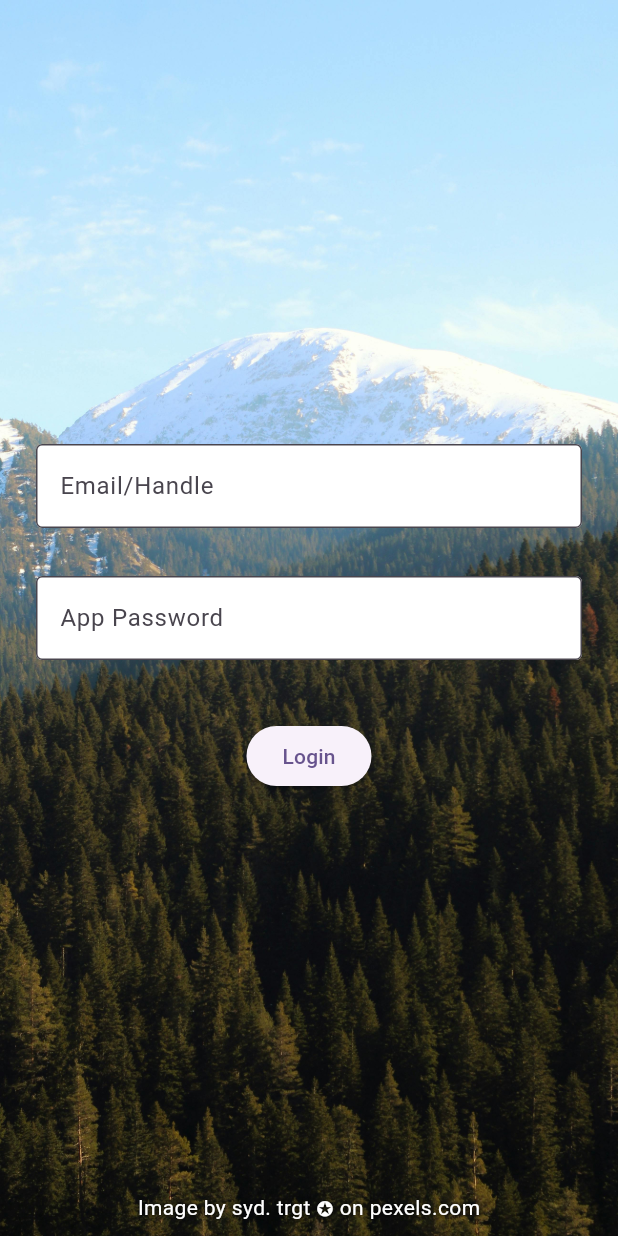
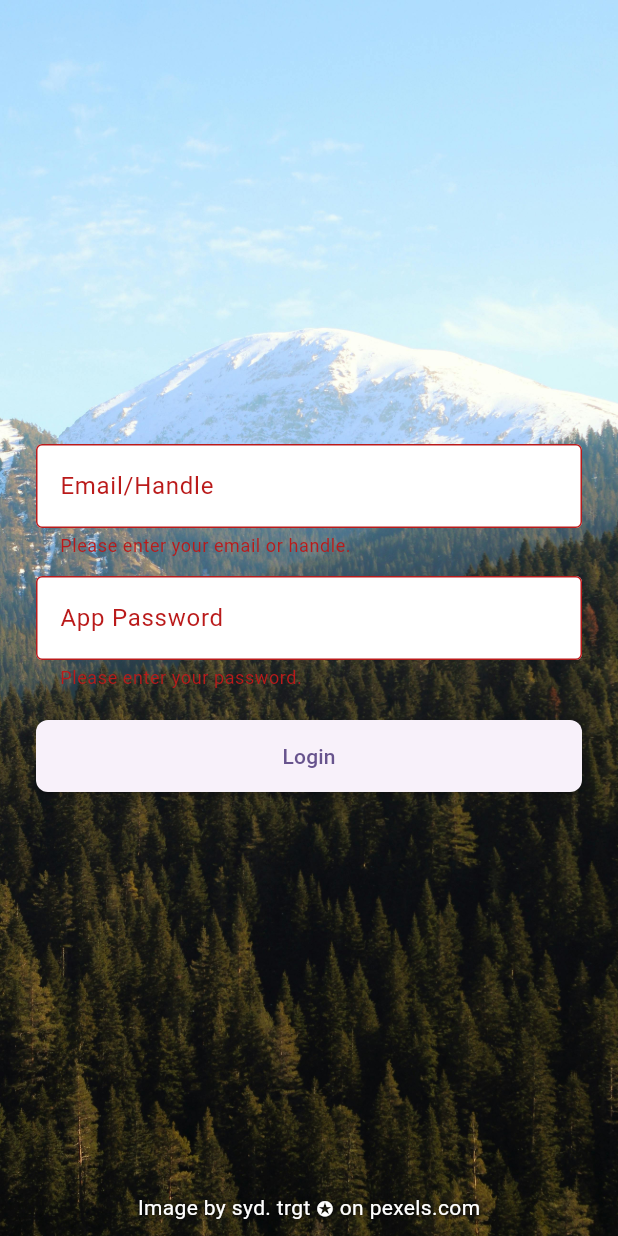
Before and after one commit to scarryaa/notsky, a Flutter app: the screen it shows after launch, after a tap on "Login", on a phone screen of 412 x 824 dp. Run offline on Flutter 3.47's test engine with Material 3 defaults, Android fonts, the phone set to English and light mode, and no system bars; our stand-ins replace flutter_bloc, shared_preferences; missing offline and left inert: atproto_core, bluesky.

Commit message:
authentication - login

```diff
--- /dev/null
+++ b/lib/features/auth/cubits/auth_cubit.dart
@@ -0,0 +1,90 @@
+import 'package:atproto_core/atproto_core.dart';
+import 'package:bluesky/atproto.dart';
+import 'package:bluesky/bluesky.dart';
+import 'package:flutter_bloc/flutter_bloc.dart';
+import 'package:notsky/features/auth/cubits/auth_state.dart';
+import 'package:shared_preferences/shared_preferences.dart';
+
+class AuthCubit extends Cubit<AuthState> {
+  AuthCubit() : super(AuthInitial());
+
+  Future<void> login(String identifier, String password) async {
+    try {
+      emit(AuthLoading());
+
+      final session = await createSession(
+        service: 'bsky.social',
+        identifier: identifier,
+        password: password,
+      );
+
+      await _saveSession(session.data);
+      emit(AuthSuccess(session.data));
+    } catch (e) {
+      emit(AuthError(e.toString()));
+    }
+  }
+
+  Future<void> logout() async {
+    try {
+      emit(AuthLoading());
+      await _clearSession();
+      emit(AuthInitial());
+    } catch (e) {
+      emit(AuthError(e.toString()));
+    }
+  }
+
+  Future<void> checkAuthStatus() async {
+    try {
+      emit(AuthLoading());
+      final savedSession = await _getSavedSession();
+
+      if (savedSession != null) {
+        final bluesky = Bluesky.fromSession(savedSession);
+        if (bluesky.session!.active) {
+          emit(AuthSuccess(savedSession));
+        } else {
+          await _clearSession();
+          emit(AuthInitial());
+        }
+      } else {
+        emit(AuthInitial());
+      }
+    } catch (e) {
+      emit(AuthError(e.toString()));
+    }
+  }
+
+  Future<void> _saveSession(Session session) async {
+    final prefs = await SharedPreferences.getInstance();
+    await prefs.setStringList('session', [
+      session.accessJwt,
+      session.refreshJwt,
+      session.handle,
+      session.did,
+      session.email ?? '',
+    ]);
+  }
+
+  Future<Session?> _getSavedSession() async {
+    final prefs = await SharedPreferences.getInstance();
+    final sessionData = prefs.getStringList('session');
+
+    if (sessionData != null && sessionData.length >= 4) {
+      return Session(
+        accessJwt: sessionData[0],
+        refreshJwt: sessionData[1],
+        handle: sessionData[2],
+        did: sessionData[3],
+        email: sessionData[4].isEmpty ? null : sessionData[4],
+      );
+    }
+    return null;
+  }
+
+  Future<void> _clearSession() async {
+    final prefs = await SharedPreferences.getInstance();
+    await prefs.remove('session');
+  }
+}
--- /dev/null
+++ b/lib/features/auth/cubits/auth_state.dart
@@ -0,0 +1,23 @@
+import 'package:atproto_core/atproto_core.dart';
+
+abstract class AuthState {
+  const AuthState();
+}
+
+class AuthInitial extends AuthState {
+  const AuthInitial();
+}
+
+class AuthLoading extends AuthState {
+  const AuthLoading();
+}
+
+class AuthSuccess extends AuthState {
+  final Session session;
+  const AuthSuccess(this.session);
+}
+
+class AuthError extends AuthState {
+  final String message;
+  const AuthError(this.message);
+}
--- a/lib/features/auth/pages/login_page.dart
+++ b/lib/features/auth/pages/login_page.dart
@@ -1,4 +1,7 @@
 import 'package:flutter/material.dart';
+import 'package:flutter_bloc/flutter_bloc.dart';
+import 'package:notsky/features/auth/cubits/auth_cubit.dart';
+import 'package:notsky/features/auth/cubits/auth_state.dart';
 
 class LoginPage extends StatefulWidget {
   const LoginPage({super.key});
@@ -9,11 +12,39 @@ class LoginPage extends StatefulWidget {
 
 class _LoginPageState extends State<LoginPage> {
   final _formKey = GlobalKey<FormState>();
+  final _identifierController = TextEditingController();
+  final _passwordController = TextEditingController();
+
+  @override
+  void dispose() {
+    _identifierController.dispose();
+    _passwordController.dispose();
+    super.dispose();
+  }
+
+  void _handleLogin() {
+    if (_formKey.currentState?.validate() ?? false) {
+      context.read<AuthCubit>().login(
+        _identifierController.text,
+        _passwordController.text,
+      );
+    }
+  }
 
   @override
   Widget build(BuildContext context) {
     return Scaffold(
-      body: Stack(
+      body: BlocListener<AuthCubit, AuthState>(
+        listener: (context, state) {
+          if (state is AuthError) {
+            ScaffoldMessenger.of(
+              context,
+            ).showSnackBar(SnackBar(content: Text(state.message)));
+          } else if (state is AuthSuccess) {
+            Navigator.of(context).pushReplacementNamed('/home');
+          }
+        },
+        child: Stack(
           children: [
             Positioned.fill(
               child: Image.asset(
@@ -23,19 +54,21 @@ class _LoginPageState extends State<LoginPage> {
                 height: MediaQuery.of(context).size.height,
               ),
             ),
-          Form(
+            Center(
+              child: SingleChildScrollView(
+                padding: const EdgeInsets.symmetric(horizontal: 24.0),
+                child: Form(
                   key: _formKey,
-            child: Padding(
-              padding: EdgeInsets.symmetric(horizontal: 24.0),
                   child: Column(
                     mainAxisAlignment: MainAxisAlignment.center,
                     children: [
                       ConstrainedBox(
-                    constraints: BoxConstraints(
+                        constraints: const BoxConstraints(
                           minHeight: 80.0,
                           maxHeight: 80.0,
                         ),
                         child: TextFormField(
+                          controller: _identifierController,
                           decoration: const InputDecoration(
                             labelText: 'Email/Handle',
                             border: OutlineInputBorder(),
@@ -55,11 +88,12 @@ class _LoginPageState extends State<LoginPage> {
                       ),
                       const SizedBox(height: 8.0),
                       ConstrainedBox(
-                    constraints: BoxConstraints(
+                        constraints: const BoxConstraints(
                           minHeight: 80.0,
                           maxHeight: 80.0,
                         ),
                         child: TextFormField(
+                          controller: _passwordController,
                           decoration: const InputDecoration(
                             labelText: 'App Password',
                             border: OutlineInputBorder(),
@@ -79,13 +113,26 @@ class _LoginPageState extends State<LoginPage> {
                         ),
                       ),
                       const SizedBox(height: 16),
-                  ElevatedButton(
-                    onPressed: () {
-                      // TODO
+                      BlocBuilder<AuthCubit, AuthState>(
+                        builder: (context, state) {
+                          return ElevatedButton(
+                            onPressed:
+                                state is AuthLoading ? null : _handleLogin,
+                            child:
+                                state is AuthLoading
+                                    ? const SizedBox(
+                                      width: 20,
+                                      height: 20,
+                                      child: CircularProgressIndicator(
+                                        strokeWidth: 2,
+                                      ),
+                                    )
+                                    : const Text('Login'),
+                          );
                         },
-                    child: const Text('Login'),
                       ),
                     ],
+                  ),
                 ),
               ),
             ),
@@ -113,6 +160,7 @@ class _LoginPageState extends State<LoginPage> {
             ),
           ],
         ),
+      ),
     );
   }
 }
--- /dev/null
+++ b/lib/features/home/pages/home_page.dart
@@ -0,0 +1,26 @@
+import 'package:flutter/material.dart';
+import 'package:flutter_bloc/flutter_bloc.dart';
+import 'package:notsky/features/auth/cubits/auth_cubit.dart';
+
+class HomePage extends StatelessWidget {
+  const HomePage({super.key});
+
+  @override
+  Widget build(BuildContext context) {
+    return Scaffold(
+      appBar: AppBar(
+        title: const Text('Home'),
+        actions: [
+          IconButton(
+            icon: const Icon(Icons.logout),
+            onPressed: () {
+              context.read<AuthCubit>().logout();
+              Navigator.of(context).pushReplacementNamed('/login');
+            },
+          ),
+        ],
+      ),
+      body: Container(),
+    );
+  }
+}
--- a/lib/main.dart
+++ b/lib/main.dart
@@ -1,7 +1,12 @@
 import 'package:flutter/material.dart';
+import 'package:flutter_bloc/flutter_bloc.dart';
+import 'package:notsky/features/auth/cubits/auth_cubit.dart';
+import 'package:notsky/features/auth/cubits/auth_state.dart';
 import 'package:notsky/features/auth/pages/login_page.dart';
+import 'package:notsky/features/home/pages/home_page.dart';
 
 void main() {
+  WidgetsFlutterBinding.ensureInitialized();
   runApp(const NotSkyApp());
 }
 
@@ -10,13 +15,69 @@ class NotSkyApp extends StatelessWidget {
 
   @override
   Widget build(BuildContext context) {
-    return MaterialApp(
-      title: 'notsky',
-      debugShowCheckedModeBanner: false,
-      theme: ThemeData(
-        colorScheme: ColorScheme.fromSeed(seedColor: Colors.deepPurple),
+    return BlocProvider(
+      create: (context) => AuthCubit()..checkAuthStatus(),
+      child: MaterialApp(
+        title: 'NotSky',
+        debugShowCheckedModeBanner: false,
+        theme: ThemeData(
+          colorScheme: ColorScheme.fromSeed(
+            seedColor: Colors.deepPurple,
+            brightness: Brightness.light,
+          ),
+          useMaterial3: true,
+          inputDecorationTheme: InputDecorationTheme(
+            filled: true,
+            fillColor: Colors.white,
+            border: OutlineInputBorder(
+              borderRadius: BorderRadius.circular(8.0),
+            ),
+            floatingLabelStyle: const TextStyle(backgroundColor: Colors.white),
+          ),
+          elevatedButtonTheme: ElevatedButtonThemeData(
+            style: ElevatedButton.styleFrom(
+              minimumSize: const Size(double.infinity, 48),
+              shape: RoundedRectangleBorder(
+                borderRadius: BorderRadius.circular(8.0),
+              ),
+            ),
+          ),
+        ),
+        darkTheme: ThemeData(
+          colorScheme: ColorScheme.fromSeed(
+            seedColor: Colors.deepPurple,
+            brightness: Brightness.dark,
+          ),
+          useMaterial3: true,
+          inputDecorationTheme: InputDecorationTheme(
+            filled: true,
+            border: OutlineInputBorder(
+              borderRadius: BorderRadius.circular(8.0),
+            ),
+            floatingLabelStyle: const TextStyle(),
+          ),
+          elevatedButtonTheme: ElevatedButtonThemeData(
+            style: ElevatedButton.styleFrom(
+              minimumSize: const Size(double.infinity, 48),
+              shape: RoundedRectangleBorder(
+                borderRadius: BorderRadius.circular(8.0),
+              ),
+            ),
+          ),
+        ),
+        home: BlocBuilder<AuthCubit, AuthState>(
+          builder: (context, state) {
+            if (state is AuthSuccess) {
+              return const HomePage();
+            }
+            return const LoginPage();
+          },
+        ),
+        routes: {
+          '/login': (context) => const LoginPage(),
+          '/home': (context) => const HomePage(),
+        },
       ),
-      home: const LoginPage(),
     );
   }
 }
--- a/pubspec.yaml
+++ b/pubspec.yaml
@@ -14,6 +14,9 @@ dependencies:
   cupertino_icons: ^1.0.8
   flutter_bloc: ^9.0.0
   flutter_lints: ^5.0.0
+  atproto_core: ^0.11.2
+  bluesky: ^0.18.9
+  shared_preferences: ^2.5.2
 
 dev_dependencies:
   flutter_test:
```
Also changed, not shown: pubspec.lock, 10 other files. Lines whose indentation alone changed are shown as unchanged.
